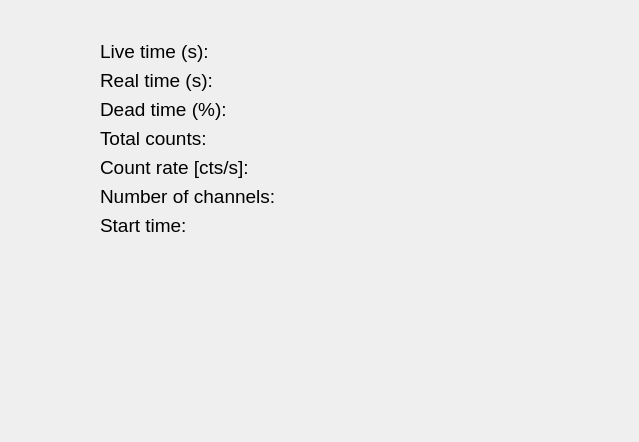
mauricioAyllon/NASA-gamma, file nasagamma/win_cnf.ui: the form before one commit.
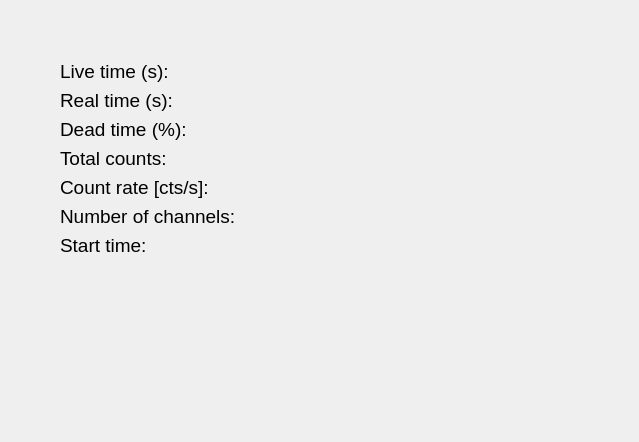
The form after the commit.

What changed in the file:
```diff
--- a/nasagamma/win_cnf.ui
+++ b/nasagamma/win_cnf.ui
@@ -22,15 +22,6 @@
        </color>
       </brush>
      </colorrole>
-     <colorrole role="PlaceholderText">
-      <brush brushstyle="SolidPattern">
-       <color alpha="128">
-        <red>0</red>
-        <green>0</green>
-        <blue>255</blue>
-       </color>
-      </brush>
-     </colorrole>
     </active>
     <inactive>
      <colorrole role="Text">
@@ -42,15 +33,6 @@
        </color>
       </brush>
      </colorrole>
-     <colorrole role="PlaceholderText">
-      <brush brushstyle="SolidPattern">
-       <color alpha="128">
-        <red>0</red>
-        <green>0</green>
-        <blue>255</blue>
-       </color>
-      </brush>
-     </colorrole>
     </inactive>
     <disabled>
      <colorrole role="Text">
@@ -62,15 +44,6 @@
        </color>
       </brush>
      </colorrole>
-     <colorrole role="PlaceholderText">
-      <brush brushstyle="SolidPattern">
-       <color alpha="128">
-        <red>0</red>
-        <green>0</green>
-        <blue>0</blue>
-       </color>
-      </brush>
-     </colorrole>
     </disabled>
    </palette>
   </property>
@@ -80,8 +53,8 @@
   <widget class="QWidget" name="formLayoutWidget">
    <property name="geometry">
     <rect>
-     <x>100</x>
-     <y>40</y>
+     <x>60</x>
+     <y>60</y>
      <width>421</width>
      <height>251</height>
     </rect>
```
Left out of the diff: 144 changed lines with no effect on the pictures.
